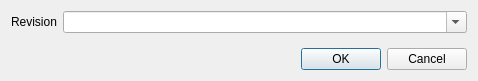
This is ui/UpdateDialog.ui in AnotherFoxGuy/diesel-scm as Qt 5 draws it before an edit. The edited form follows.
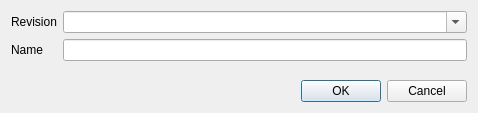
This is the edited form.

```diff
--- a/ui/UpdateDialog.ui
+++ b/ui/UpdateDialog.ui
@@ -10,7 +10,7 @@
     <x>0</x>
     <y>0</y>
     <width>478</width>
-    <height>81</height>
+    <height>113</height>
    </rect>
   </property>
   <property name="windowTitle">
@@ -22,9 +22,6 @@
   <layout class="QVBoxLayout" name="verticalLayout">
    <item>
     <layout class="QFormLayout" name="formLayout">
-     <property name="fieldGrowthPolicy">
-      <enum>QFormLayout::AllNonFixedFieldsGrow</enum>
-     </property>
      <item row="0" column="0">
       <widget class="QLabel" name="label_2">
        <property name="text">
@@ -39,6 +36,16 @@
        </property>
       </widget>
      </item>
+     <item row="1" column="0">
+      <widget class="QLabel" name="label_3">
+       <property name="text">
+        <string>Name</string>
+       </property>
+      </widget>
+     </item>
+     <item row="1" column="1">
+      <widget class="QLineEdit" name="lineName"/>
+     </item>
     </layout>
    </item>
    <item>
```
Left out of the diff: 3 changed lines with no effect on the pictures.
